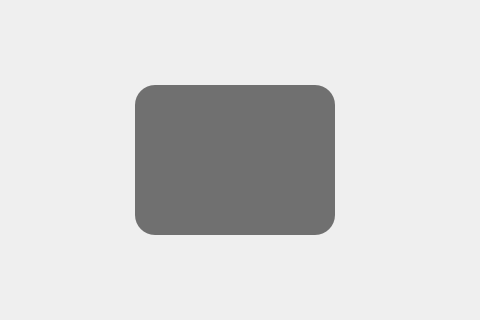
Above: RFTA-Win64/loadingscreen.ui from rotat1ck/RFTA before the change; both pictures show x 140 to 620 and y 90 to 410 of the 750 by 500 pixel window. Below: the same form after it.
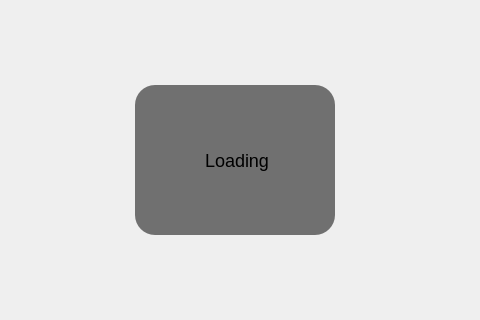
That is the form after the change.

Commit message: fixed LoadingScreen not showing after switching widgets

Patch:
```diff
--- a/RFTA-Win64/loadingscreen.ui
+++ b/RFTA-Win64/loadingscreen.ui
@@ -27,6 +27,23 @@
 border-radius: 20px;
 </string>
    </property>
+   <widget class="QLabel" name="label">
+    <property name="geometry">
+     <rect>
+      <x>70</x>
+      <y>60</y>
+      <width>71</width>
+      <height>31</height>
+     </rect>
+    </property>
+    <property name="styleSheet">
+     <string notr="true">font-family: &quot;Inter SemiBold&quot;;
+font-size: 18px;</string>
+    </property>
+    <property name="text">
+     <string>Loading</string>
+    </property>
+   </widget>
   </widget>
  </widget>
  <resources/>
```
The commit also changes 6 other files.
